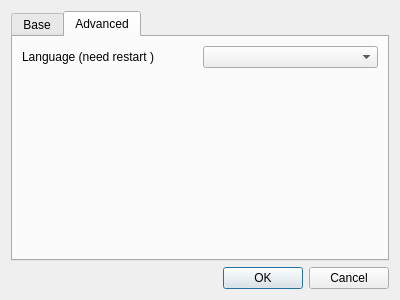
Old version of the form CryptokiMan/settings_dlg.ui in the repository jykim74/CryptokiMan.
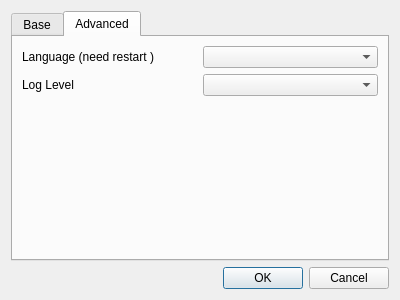
New version of the form.

Diff of the .ui file:
```diff
--- a/CryptokiMan/settings_dlg.ui
+++ b/CryptokiMan/settings_dlg.ui
@@ -82,6 +82,23 @@
          </item>
         </layout>
        </item>
+       <item>
+        <layout class="QGridLayout" name="gridLayout_2">
+         <property name="topMargin">
+          <number>0</number>
+         </property>
+         <item row="0" column="0">
+          <widget class="QLabel" name="label_2">
+           <property name="text">
+            <string>Log Level</string>
+           </property>
+          </widget>
+         </item>
+         <item row="0" column="1">
+          <widget class="QComboBox" name="mLogLevelCombo"/>
+         </item>
+        </layout>
+       </item>
        <item>
         <spacer name="verticalSpacer_2">
          <property name="orientation">
```
Left out of the diff: 4 changed lines with no effect on the pictures.
